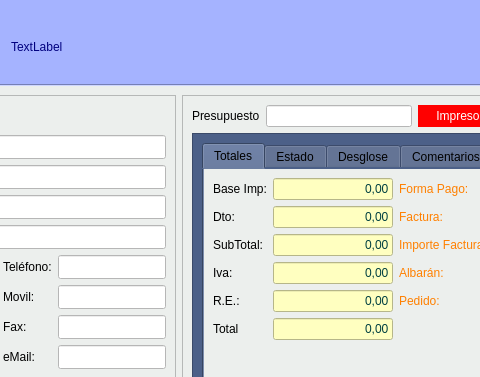
The window that Zona_Ventas/frmpresupuestoscli.ui (arcnexus/RedFoX) describes before a commit, drawn with Qt 5; both pictures show x 359 to 839 and y 0 to 377 of the 1063 by 514 pixel window.
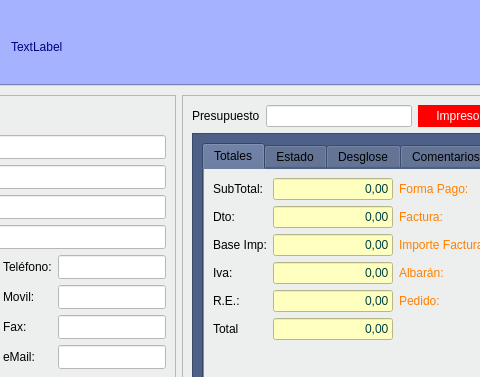
The same window after the commit. Icons and pictures are not drawn.

```diff
--- a/Zona_Ventas/frmpresupuestoscli.ui
+++ b/Zona_Ventas/frmpresupuestoscli.ui
@@ -604,7 +604,7 @@
                    <item row="3" column="0">
                     <widget class="QLabel" name="label_22">
                      <property name="text">
-                      <string>SubTotal:</string>
+                      <string>Base Imp:</string>
                      </property>
                     </widget>
                    </item>
@@ -621,7 +621,7 @@
                    <item row="1" column="0">
                     <widget class="QLabel" name="label_38">
                      <property name="text">
-                      <string>Base Imp:</string>
+                      <string>SubTotal:</string>
                      </property>
                     </widget>
                    </item>
```
